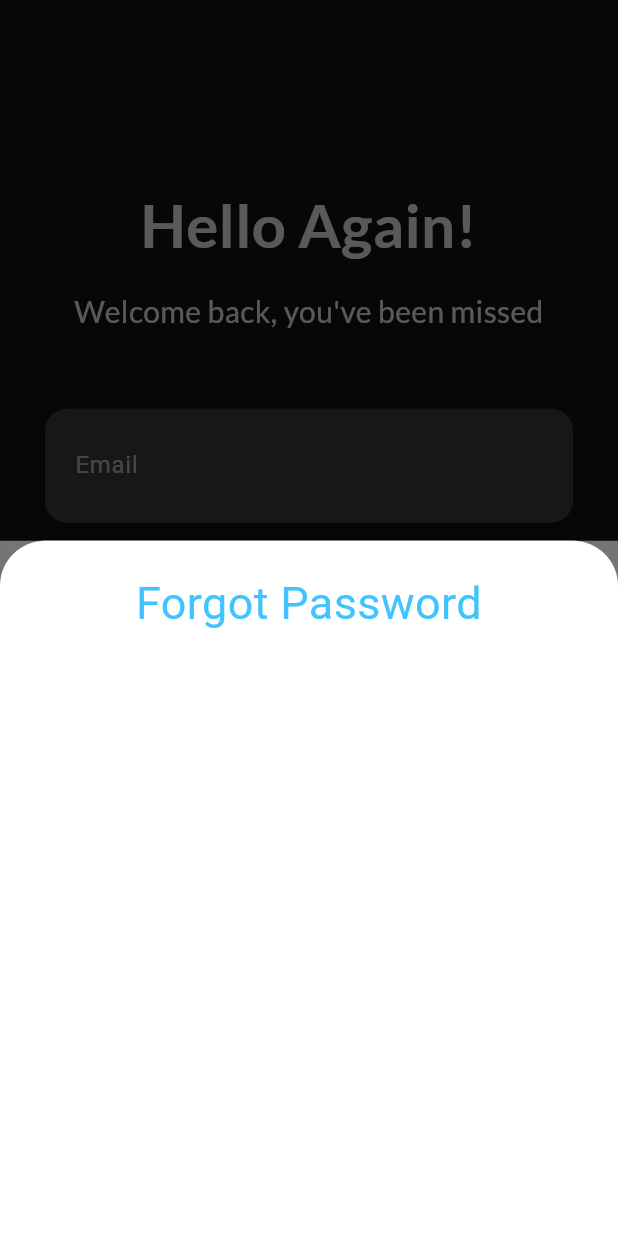
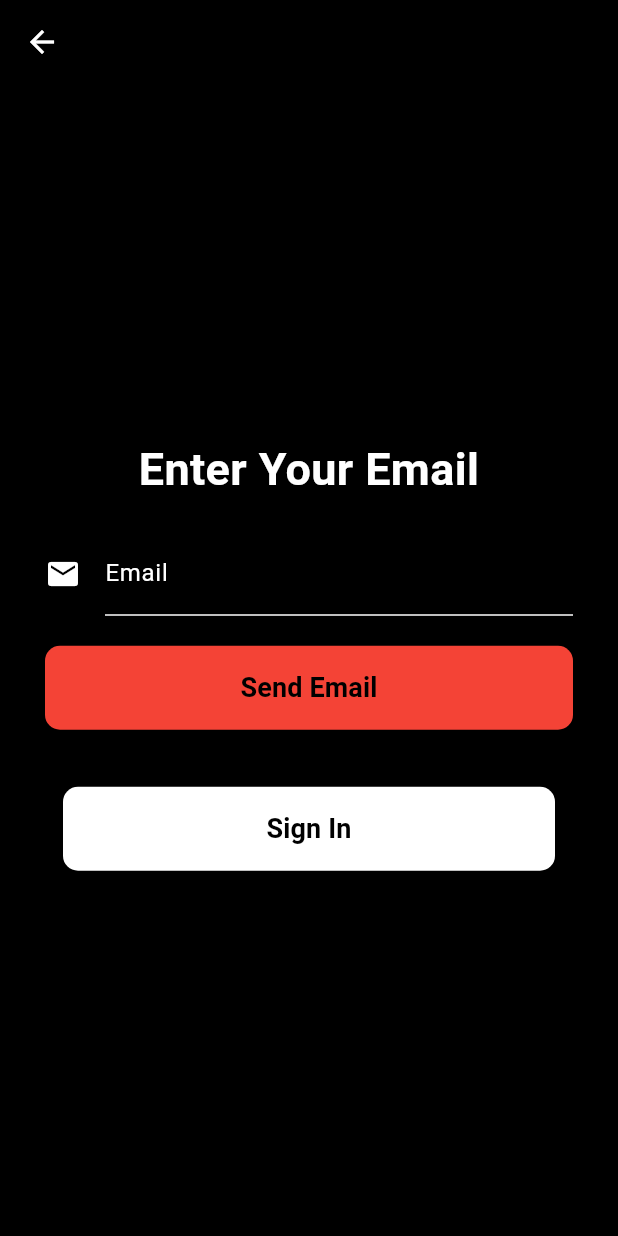
Before and after one commit to sufiyaanusmani/Blink, a Flutter app: the screen it shows after launch, after a tap on "Forgot Password", on a phone screen of 412 x 824 dp. Run offline on Flutter 3.47's test engine with Material 3 defaults, Android fonts, the phone set to English and light mode, and no system bars; drawn by our look-alikes of animated_text_kit; our stand-ins replace cloud_firestore, firebase_auth, firebase_core, flutter_rating_bar, flutter_slidable, google_fonts and 5 more; missing offline and left inert: animated_snack_bar, mailer, mysql_client, slide_to_act_reborn; accounts and stored records are empty.

Commit message:
add feature for email verification

```diff
--- a/lib/main.dart
+++ b/lib/main.dart
@@ -1,5 +1,6 @@
 import 'package:flutter/material.dart';
 import 'package:food_delivery/services/navigator.dart';
+import 'package:food_delivery/screens/forgot_password_screen.dart';
 import 'package:food_delivery/screens/login_screen.dart';
 import 'package:firebase_core/firebase_core.dart';
 import 'firebase_options.dart';
@@ -32,7 +33,9 @@ class FoodDelivery extends StatelessWidget {
       initialRoute: LoginScreen.id,
       routes: {
         LoginScreen.id: (context) => LoginScreen(),
-        MainNavigator.id: (context) => MainNavigator(),
+        MainNavigator.id: (context) => const MainNavigator(),
+        '/': (context) => LoginScreen(),
+        ForgotPassword.id: (context) => const ForgotPassword()
         // HomeScreen.id: (context) => HomeScreen(loginID: -1),
         // RestaurantScreen.id: (context) => RestaurantScreen(),
         // SettingsScreen.id: (context) => SettingsScreen(),
--- /dev/null
+++ b/lib/screens/forgot_password_screen.dart
@@ -0,0 +1,176 @@
+import 'package:flutter/material.dart';
+import 'package:food_delivery/screens/reset_password_code.dart';
+import 'package:food_delivery/screens/reset_password_screen.dart';
+import 'package:food_delivery/services/email_send.dart';
+import 'dart:math';
+
+class ForgotPassword extends StatefulWidget {
+  static String id = 'forgot-password';
+
+  const ForgotPassword({Key? key}) : super(key: key);
+
+  @override
+  _ForgotPasswordState createState() => _ForgotPasswordState();
+}
+
+class _ForgotPasswordState extends State<ForgotPassword> {
+  bool _isLoading = false; // Flag to track loading state
+  String email = "";
+
+  @override
+  Widget build(BuildContext context) {
+    return Scaffold(
+      backgroundColor: Colors.black,
+      appBar: AppBar(
+        backgroundColor: Colors.black,
+        leading: IconButton(
+          icon: Icon(Icons.arrow_back,
+              color: Colors.white), // Set arrow color to white
+          onPressed: () {
+            Navigator.pop(context); // Navigate back to the previous screen
+          },
+        ),
+      ),
+      body: Form(
+        child: Padding(
+          padding: EdgeInsets.symmetric(horizontal: 30.0),
+          child: Column(
+            mainAxisAlignment: MainAxisAlignment.center,
+            children: [
+              Text(
+                'Enter Your Email',
+                textAlign: TextAlign.center,
+                style: TextStyle(
+                  fontSize: 30,
+                  fontWeight: FontWeight.bold,
+                  color: Colors.white,
+                ),
+              ),
+              SizedBox(height: 20),
+              TextFormField(
+                onChanged: (text) {
+                  setState(() {
+                    email = text;
+                  });
+                },
+                style: TextStyle(color: Colors.white),
+                decoration: InputDecoration(
+                  labelText: 'Email',
+                  icon: Icon(
+                    Icons.mail,
+                    color: Colors.white,
+                  ),
+                  errorStyle: TextStyle(color: Colors.white),
+                  labelStyle: TextStyle(color: Colors.white),
+                  hintStyle: TextStyle(color: Colors.white),
+                  focusedBorder: UnderlineInputBorder(
+                    borderSide: BorderSide(color: Colors.white),
+                  ),
+                  enabledBorder: UnderlineInputBorder(
+                    borderSide: BorderSide(color: Colors.white),
+                  ),
+                  errorBorder: UnderlineInputBorder(
+                    borderSide: BorderSide(color: Colors.white),
+                  ),
+                ),
+              ),
+              SizedBox(height: 20),
+              ElevatedButton(
+                onPressed: _isLoading ? null : () => _sendEmail(context),
+                style: ElevatedButton.styleFrom(
+                  primary: Colors.red,
+                  padding: EdgeInsets.symmetric(vertical: 15),
+                  shape: RoundedRectangleBorder(
+                    borderRadius: BorderRadius.circular(10),
+                  ),
+                ),
+                child: _isLoading
+                    ? CircularProgressIndicator(
+                        // Show loading indicator if isLoading is true
+                        valueColor: AlwaysStoppedAnimation<Color>(Colors.white),
+                      )
+                    : Container(
+                        width: double.infinity,
+                        alignment: Alignment.center,
+                        child: Text(
+                          'Send Email',
+                          textAlign: TextAlign.center,
+                          style: TextStyle(
+                            fontSize: 18,
+                            fontWeight: FontWeight.bold,
+                            color: Colors.black,
+                          ),
+                        ),
+                      ),
+              ),
+              SizedBox(height: 20),
+              SizedBox(height: 10), // Added sized box
+              TextButton(
+                onPressed: () {
+                  Navigator.pop(context); // Navigate back to login screen
+                },
+                style: TextButton.styleFrom(
+                  primary: Colors.white,
+                ),
+                child: Container(
+                  width: double.infinity,
+                  padding: EdgeInsets.symmetric(vertical: 15),
+                  decoration: BoxDecoration(
+                    borderRadius: BorderRadius.circular(10),
+                    color: Colors.white,
+                  ),
+                  child: Center(
+                    child: Text(
+                      'Sign In',
+                      textAlign: TextAlign.center,
+                      style: TextStyle(
+                        fontSize: 18,
+                        fontWeight: FontWeight.bold,
+                        color: Colors.black,
+                      ),
+                    ),
+                  ),
+                ),
+              ),
+            ],
+          ),
+        ),
+      ),
+    );
+  }
+
+  String generateRandomNumber() {
+    Random random = Random();
+    String randomNumber = '';
+
+    for (int i = 0; i < 6; i++) {
+      randomNumber += random.nextInt(10).toString();
+    }
+
+    return randomNumber;
+  }
+
+  void _sendEmail(BuildContext context) async {
+    setState(() {
+      _isLoading = true; // Set isLoading to true to show loading indicator
+    });
+    String code = generateRandomNumber();
+
+    EmailSender.sendResetPasswordCode(email, code);
+    await Future.delayed(Duration(seconds: 2));
+
+    Navigator.push(
+        context,
+        MaterialPageRoute(
+            builder: (context) => ResetPassword(
+                  emailCode: code,
+                  email: email,
+                )));
+
+    setState(() {
+      _isLoading = false; // Reset isLoading back to false
+    });
+  }
+
+  // Function to simulate sending email
+}
--- a/lib/screens/login_screen.dart
+++ b/lib/screens/login_screen.dart
@@ -13,7 +13,7 @@ import 'package:food_delivery/arguments/home_screen_arguments.dart';
 import 'package:shared_preferences/shared_preferences.dart';
 import 'package:flutter/services.dart';
 import 'package:food_delivery/classes/UIColor.dart';
-import 'package:sign_in_button/sign_in_button.dart';
+import 'package:food_delivery/screens/forgot_password_screen.dart';
 import 'package:firebase_auth/firebase_auth.dart';
 import '../services/navigator.dart';
 
@@ -311,8 +311,7 @@ class _LoginScreenState extends State<LoginScreen> {
                           ),
                         ),
                         onTap: () {
-                          showModalBottomSheet(
-                              context: context, builder: buildBottomSheet);
+                          Navigator.pushNamed(context, ForgotPassword.id);
                         },
                       ),
                     ],
--- a/lib/services/email_send.dart
+++ b/lib/services/email_send.dart
@@ -4,8 +4,8 @@ import 'package:mailer/smtp_server.dart';
 import 'package:mysql_client/mysql_client.dart';
 
 class EmailSender {
-  final String email = "suffiyaanusmani@gmail.com";
-  final String password = "ksfuybxbaqqzgqxd";
+  static const String email = "suffiyaanusmani@gmail.com";
+  static const String password = "ksfuybxbaqqzgqxd";
 
   void sendEmail(String orderID) async {
     var db = Mysql();
@@ -48,4 +48,23 @@ class EmailSender {
       }
     }
   }
+
+  static void sendResetPasswordCode(String email, String code) async {
+    final smtpServer = gmail(email, password);
+    final message = Message()
+      ..from = Address(email, 'Blink')
+      ..recipients.add(email)
+      ..subject = 'Blink - Password Reset Code'
+      ..html =
+          "<h1>Dear Blink User,</h1>\n<p>You have requested to reset your password. Below is your password reset code:</p><strong>$code</strong></string><p>Please enter this code in the app to proceed with the password reset. If you did not request this, you can safely ignore this email.</p><p>&copy; 2023 Blink. All rights reserved.</p>";
+
+    try {
+      final sendReport = await send(message, smtpServer);
+    } on MailerException catch (e) {
+      print("Message not sent");
+      for (var p in e.problems) {
+        print('Problem: ${p.code}: ${p.msg}');
+      }
+    }
+  }
 }
```
Also changed, not shown: lib/screens/reset_password_code.dart (added, +153 -0 lines), lib/screens/reset_password_screen.dart (added, +148 -0 lines).
